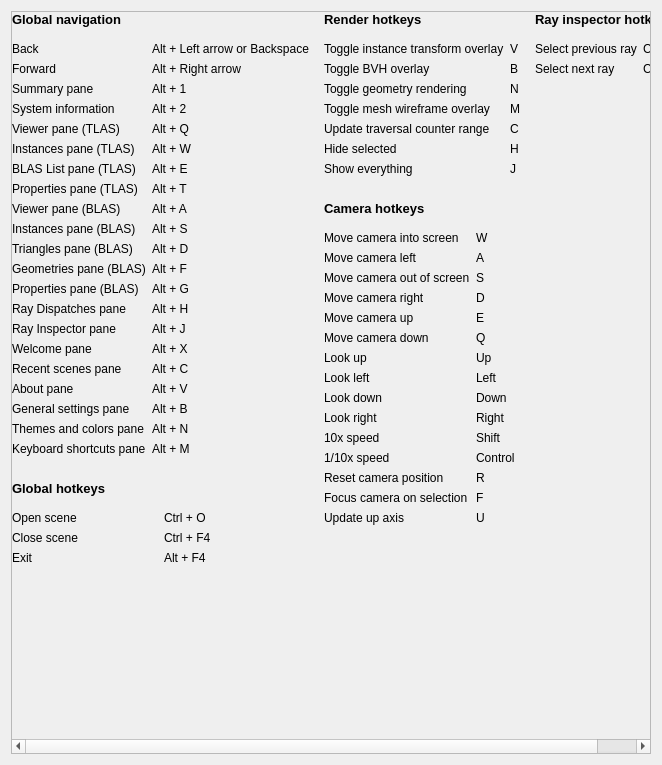
Above: source/frontend/views/settings/keyboard_shortcuts_pane.ui from GPUOpen-Tools/radeon_raytracing_analyzer before the change. Below: the same form after it.
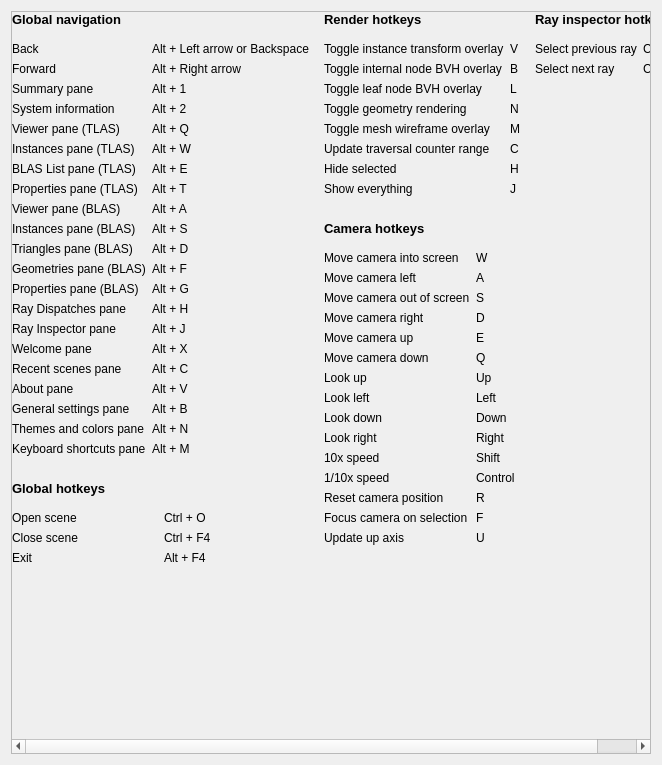
That is the form after the change. Custom widgets are drawn as their Qt base class.

The edit to the form file:
```diff
--- a/source/frontend/views/settings/keyboard_shortcuts_pane.ui
+++ b/source/frontend/views/settings/keyboard_shortcuts_pane.ui
@@ -861,7 +861,7 @@
                    </sizepolicy>
                   </property>
                   <property name="text">
-                   <string>Toggle BVH overlay</string>
+                   <string>Toggle internal node BVH overlay</string>
                   </property>
                  </widget>
                 </item>
@@ -879,6 +879,32 @@
                  </widget>
                 </item>
                 <item row="2" column="0">
+                 <widget class="ScaledLabel" name="label_leaf_bvh_">
+                  <property name="sizePolicy">
+                   <sizepolicy hsizetype="MinimumExpanding" vsizetype="Fixed">
+                    <horstretch>0</horstretch>
+                    <verstretch>0</verstretch>
+                   </sizepolicy>
+                  </property>
+                  <property name="text">
+                   <string>Toggle leaf node BVH overlay</string>
+                  </property>
+                 </widget>
+                </item>
+                <item row="2" column="1">
+                 <widget class="ScaledLabel" name="content_leaf_bvh_">
+                  <property name="sizePolicy">
+                   <sizepolicy hsizetype="MinimumExpanding" vsizetype="Fixed">
+                    <horstretch>0</horstretch>
+                    <verstretch>0</verstretch>
+                   </sizepolicy>
+                  </property>
+                  <property name="text">
+                   <string>L</string>
+                  </property>
+                 </widget>
+                </item>
+                <item row="3" column="0">
                  <widget class="ScaledLabel" name="label_geometry_">
                   <property name="sizePolicy">
                    <sizepolicy hsizetype="MinimumExpanding" vsizetype="Fixed">
@@ -891,7 +917,7 @@
                   </property>
                  </widget>
                 </item>
-                <item row="2" column="1">
+                <item row="3" column="1">
                  <widget class="ScaledLabel" name="content_geometry_">
                   <property name="sizePolicy">
                    <sizepolicy hsizetype="MinimumExpanding" vsizetype="Fixed">
@@ -904,7 +930,7 @@
                   </property>
                  </widget>
                 </item>
-                <item row="3" column="0">
+                <item row="4" column="0">
                  <widget class="ScaledLabel" name="label_mesh_">
                   <property name="sizePolicy">
                    <sizepolicy hsizetype="MinimumExpanding" vsizetype="Fixed">
@@ -917,7 +943,7 @@
                   </property>
                  </widget>
                 </item>
-                <item row="3" column="1">
+                <item row="4" column="1">
                  <widget class="ScaledLabel" name="content_mesh_">
                   <property name="sizePolicy">
                    <sizepolicy hsizetype="MinimumExpanding" vsizetype="Fixed">
@@ -930,7 +956,7 @@
                   </property>
                  </widget>
                 </item>
-                <item row="4" column="0">
+                <item row="5" column="0">
                  <widget class="ScaledLabel" name="label_traversal_counter_update_">
                   <property name="sizePolicy">
                    <sizepolicy hsizetype="MinimumExpanding" vsizetype="Fixed">
@@ -943,7 +969,7 @@
                   </property>
                  </widget>
                 </item>
-                <item row="4" column="1">
+                <item row="5" column="1">
                  <widget class="ScaledLabel" name="content_traversal_counter_update_">
                   <property name="sizePolicy">
                    <sizepolicy hsizetype="MinimumExpanding" vsizetype="Fixed">
@@ -956,7 +982,7 @@
                   </property>
                  </widget>
                 </item>
-                <item row="5" column="0">
+                <item row="6" column="0">
                  <widget class="ScaledLabel" name="label_hide_">
                   <property name="sizePolicy">
                    <sizepolicy hsizetype="MinimumExpanding" vsizetype="Fixed">
@@ -969,7 +995,7 @@
                   </property>
                  </widget>
                 </item>
-                <item row="5" column="1">
+                <item row="6" column="1">
                  <widget class="ScaledLabel" name="content_hide_">
                   <property name="sizePolicy">
                    <sizepolicy hsizetype="MinimumExpanding" vsizetype="Fixed">
@@ -982,7 +1008,7 @@
                   </property>
                  </widget>
                 </item>
-                <item row="6" column="0">
+                <item row="7" column="0">
                  <widget class="ScaledLabel" name="label_show_everything_">
                   <property name="sizePolicy">
                    <sizepolicy hsizetype="MinimumExpanding" vsizetype="Fixed">
@@ -995,7 +1021,7 @@
                   </property>
                  </widget>
                 </item>
-                <item row="6" column="1">
+                <item row="7" column="1">
                  <widget class="ScaledLabel" name="content_show_everything_">
                   <property name="sizePolicy">
                    <sizepolicy hsizetype="MinimumExpanding" vsizetype="Fixed">
```
Left out of the diff: 4 changed lines with no effect on the pictures.
